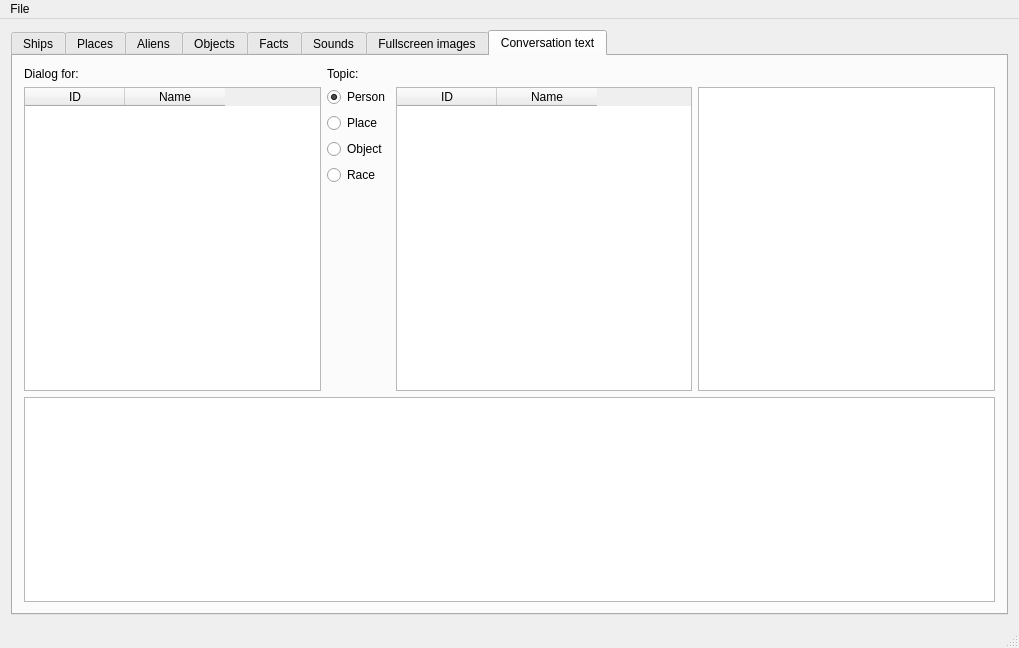
The window that mainwindow.ui (colinbourassa/nomad-resource-explorer) describes before a commit, drawn with Qt 5.
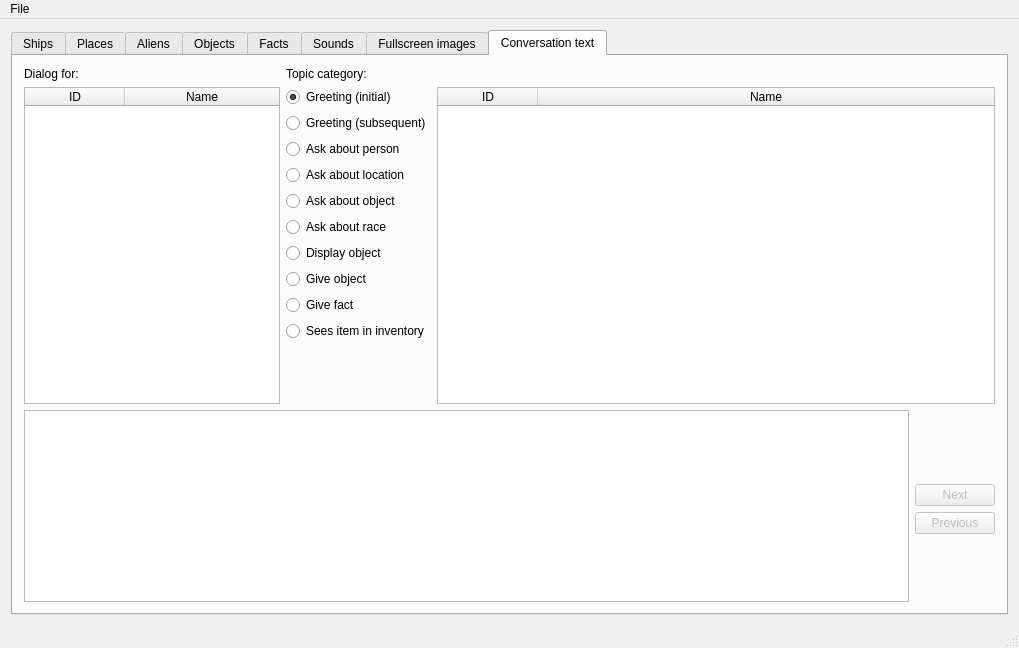
The same window after the commit.

What changed in the file:
```diff
--- a/mainwindow.ui
+++ b/mainwindow.ui
@@ -858,88 +858,82 @@
        <attribute name="title">
         <string>Conversation text</string>
        </attribute>
-       <layout class="QGridLayout" name="gridLayout_4" rowstretch="0,0,0,0,0,0,0">
-        <item row="0" column="0">
-         <widget class="QLabel" name="m_convAlienListLabel">
+       <layout class="QGridLayout" name="gridLayout_4" rowstretch="0,0,0,0,0,0,0,0,0,0,0,0,0,0,0,0" columnstretch="0,0,1,0,0">
+        <item row="2" column="1">
+         <widget class="QRadioButton" name="m_convTopicButtonGreeting1">
           <property name="text">
-           <string>Dialog for:</string>
+           <string>Greeting (subsequent)</string>
           </property>
+          <attribute name="buttonGroup">
+           <string notr="true">buttonGroup</string>
+          </attribute>
+         </widget>
+        </item>
+        <item row="14" column="4">
+         <widget class="QPushButton" name="m_convPrevButton">
+          <property name="enabled">
+           <bool>false</bool>
+          </property>
+          <property name="text">
+           <string>Previous</string>
+          </property>
+         </widget>
+        </item>
+        <item row="8" column="1">
+         <widget class="QRadioButton" name="m_convTopicButtonGiveObj">
+          <property name="text">
+           <string>Give object</string>
+          </property>
+          <attribute name="buttonGroup">
+           <string notr="true">buttonGroup</string>
+          </attribute>
          </widget>
         </item>
         <item row="0" column="1">
          <widget class="QLabel" name="m_convTopicLabel">
           <property name="text">
-           <string>Topic:</string>
+           <string>Topic category:</string>
           </property>
          </widget>
         </item>
-        <item row="3" column="1">
-         <widget class="QRadioButton" name="m_convTopicButtonObject">
+        <item row="1" column="1">
+         <widget class="QRadioButton" name="m_convTopicButtonGreeting0">
           <property name="text">
-           <string>Object</string>
+           <string>Greeting (initial)</string>
           </property>
+          <property name="checked">
+           <bool>true</bool>
+          </property>
           <attribute name="buttonGroup">
            <string notr="true">buttonGroup</string>
           </attribute>
          </widget>
         </item>
-        <item row="4" column="1">
-         <widget class="QRadioButton" name="m_convTopicButtonRace">
+        <item row="9" column="1">
+         <widget class="QRadioButton" name="m_convTopicButtonGiveFact">
           <property name="text">
-           <string>Race</string>
+           <string>Give fact</string>
           </property>
           <attribute name="buttonGroup">
            <string notr="true">buttonGroup</string>
           </attribute>
          </widget>
         </item>
-        <item row="6" column="0" colspan="4">
+        <item row="12" column="0" rowspan="4" colspan="4">
          <widget class="QPlainTextEdit" name="m_convDialogueLine"/>
         </item>
-        <item row="1" column="0" rowspan="5">
-         <widget class="QTableWidget" name="m_convAlienTable">
-          <property name="selectionMode">
-           <enum>QAbstractItemView::SingleSelection</enum>
-          </property>
-          <property name="selectionBehavior">
-           <enum>QAbstractItemView::SelectRows</enum>
-          </property>
-          <property name="sortingEnabled">
-           <bool>true</bool>
-          </property>
-          <property name="columnCount">
-           <number>2</number>
-          </property>
-          <attribute name="horizontalHeaderHighlightSections">
-           <bool>false</bool>
-          </attribute>
-          <attribute name="verticalHeaderVisible">
-           <bool>false</bool>
-          </attribute>
-          <column>
-           <property name="text">
-            <string>ID</string>
-           </property>
-          </column>
-          <column>
-           <property name="text">
-            <string>Name</string>
-           </property>
-          </column>
-         </widget>
-        </item>
-        <item row="2" column="1">
-         <widget class="QRadioButton" name="m_convTopicButtonPlace">
+        <item row="7" column="1">
+         <widget class="QRadioButton" name="m_convTopicButtonDispObj">
           <property name="text">
-           <string>Place</string>
+           <string>Display object</string>
           </property>
           <attribute name="buttonGroup">
            <string notr="true">buttonGroup</string>
           </attribute>
          </widget>
         </item>
-        <item row="5" column="1">
-         <spacer name="verticalSpacer">
+        <item row="15" column="4">
+         <spacer name="verticalSpacer_3">
           <property name="orientation">
            <enum>Qt::Vertical</enum>
           </property>
@@ -951,24 +945,64 @@
           </property>
          </spacer>
         </item>
-        <item row="1" column="3" rowspan="5">
-         <widget class="QListWidget" name="m_convLineList"/>
-        </item>
-        <item row="1" column="1">
+        <item row="3" column="1">
          <widget class="QRadioButton" name="m_convTopicButtonPerson">
           <property name="text">
-           <string>Person</string>
+           <string>Ask about person</string>
           </property>
           <property name="checked">
-           <bool>true</bool>
+           <bool>false</bool>
           </property>
           <attribute name="buttonGroup">
            <string notr="true">buttonGroup</string>
           </attribute>
          </widget>
         </item>
-        <item row="1" column="2" rowspan="5">
+        <item row="5" column="1">
+         <widget class="QRadioButton" name="m_convTopicButtonObject">
+          <property name="text">
+           <string>Ask about object</string>
+          </property>
+          <attribute name="buttonGroup">
+           <string notr="true">buttonGroup</string>
+          </attribute>
+         </widget>
+        </item>
+        <item row="0" column="0">
+         <widget class="QLabel" name="m_convAlienListLabel">
+          <property name="text">
+           <string>Dialog for:</string>
+          </property>
+         </widget>
+        </item>
+        <item row="11" column="1">
+         <spacer name="verticalSpacer">
+          <property name="orientation">
+           <enum>Qt::Vertical</enum>
+          </property>
+          <property name="sizeHint" stdset="0">
+           <size>
+            <width>20</width>
+            <height>40</height>
+           </size>
+          </property>
+         </spacer>
+        </item>
+        <item row="4" column="1">
+         <widget class="QRadioButton" name="m_convTopicButtonPlace">
+          <property name="text">
+           <string>Ask about location</string>
+          </property>
+          <attribute name="buttonGroup">
+           <string notr="true">buttonGroup</string>
+          </attribute>
+         </widget>
+        </item>
+        <item row="1" column="2" rowspan="11" colspan="3">
          <widget class="QTableWidget" name="m_convTopicTable">
+          <property name="horizontalScrollBarPolicy">
+           <enum>Qt::ScrollBarAlwaysOff</enum>
+          </property>
           <property name="selectionMode">
            <enum>QAbstractItemView::SingleSelection</enum>
           </property>
@@ -984,6 +1018,9 @@
           <attribute name="horizontalHeaderHighlightSections">
            <bool>false</bool>
           </attribute>
+          <attribute name="horizontalHeaderStretchLastSection">
+           <bool>true</bool>
+          </attribute>
           <attribute name="verticalHeaderVisible">
            <bool>false</bool>
           </attribute>
@@ -999,6 +1036,84 @@
           </column>
          </widget>
         </item>
+        <item row="6" column="1">
+         <widget class="QRadioButton" name="m_convTopicButtonRace">
+          <property name="text">
+           <string>Ask about race</string>
+          </property>
+          <attribute name="buttonGroup">
+           <string notr="true">buttonGroup</string>
+          </attribute>
+         </widget>
+        </item>
+        <item row="13" column="4">
+         <widget class="QPushButton" name="m_convNextButton">
+          <property name="enabled">
+           <bool>false</bool>
+          </property>
+          <property name="text">
+           <string>Next</string>
+          </property>
+         </widget>
+        </item>
+        <item row="1" column="0" rowspan="11">
+         <widget class="QTableWidget" name="m_convAlienTable">
+          <property name="selectionMode">
+           <enum>QAbstractItemView::SingleSelection</enum>
+          </property>
+          <property name="selectionBehavior">
+           <enum>QAbstractItemView::SelectRows</enum>
+          </property>
+          <property name="sortingEnabled">
+           <bool>true</bool>
+          </property>
+          <property name="columnCount">
+           <number>2</number>
+          </property>
+          <attribute name="horizontalHeaderHighlightSections">
+           <bool>false</bool>
+          </attribute>
+          <attribute name="horizontalHeaderStretchLastSection">
+           <bool>true</bool>
+          </attribute>
+          <attribute name="verticalHeaderVisible">
+           <bool>false</bool>
+          </attribute>
+          <column>
+           <property name="text">
+            <string>ID</string>
+           </property>
+          </column>
+          <column>
+           <property name="text">
+            <string>Name</string>
+           </property>
+          </column>
+         </widget>
+        </item>
+        <item row="12" column="4">
+         <spacer name="verticalSpacer_2">
+          <property name="orientation">
+           <enum>Qt::Vertical</enum>
+          </property>
+          <property name="sizeHint" stdset="0">
+           <size>
+            <width>20</width>
+            <height>40</height>
+           </size>
+          </property>
+         </spacer>
+        </item>
+        <item row="10" column="1">
+         <widget class="QRadioButton" name="m_convTopicButtonSeesItem">
+          <property name="text">
+           <string>Sees item in inventory</string>
+          </property>
+          <attribute name="buttonGroup">
+           <string notr="true">buttonGroup</string>
+          </attribute>
+         </widget>
+        </item>
        </layout>
       </widget>
      </widget>
```
Left out of the diff: 18 changed lines with no effect on the pictures.
